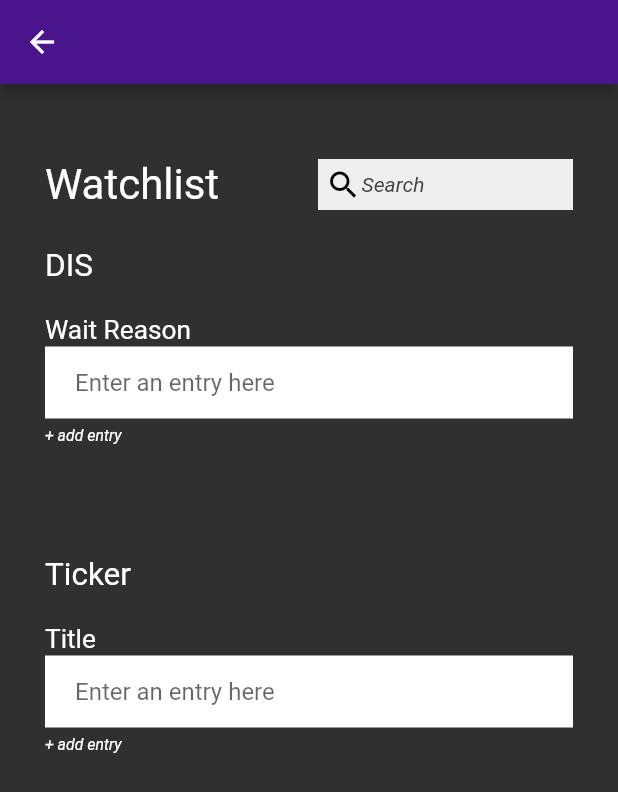
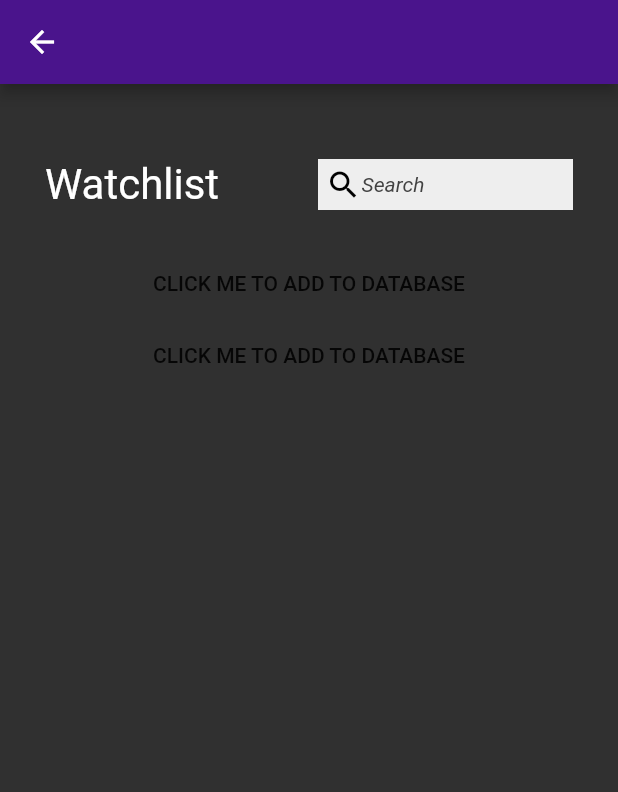
Before and after one commit to jxin31415/Stock_Marketplace, a Flutter app: the Watchlist screen opened directly, on a phone screen of 412 x 824 dp. Shown: the top 792 px of the screen. Run offline on Flutter 3.47's test engine with Material 2 defaults, Android fonts, the phone set to English and light mode, and no system bars; our stand-ins replace flutter_local_notifications, shared_preferences, sqflite; accounts and stored records are empty.

Commit message:
Sqlite experimentation on Watchlist, basic functionality implemented

```diff
--- a/lib/Home.dart
+++ b/lib/Home.dart
@@ -103,9 +103,9 @@ class HomeState extends State<Home> {
           child: ProgressCard(),
         ),
         SizedBox(height: 30),
-        FlatButton(
-          onPressed: () => goToTab(1, widget.controller),
-          child: Column(
+        ListTile(
+          onTap: () => goToTab(1, widget.controller),
+          title: Column(
             crossAxisAlignment: CrossAxisAlignment.start,
             children: <Widget>[
               Text("Open Positions",
--- a/lib/Watchlist.dart
+++ b/lib/Watchlist.dart
@@ -1,23 +1,121 @@
+import 'dart:async';
+
+import 'package:path/path.dart';
+import 'package:sqflite/sqflite.dart';
+import 'package:flutter/widgets.dart';
 import 'package:flutter/material.dart';
 
-class Watchlist extends StatelessWidget {
+class Watchlist extends StatefulWidget {
+
+  const Watchlist({Key key
+  }) : super(key: key);
+
+  @override
+  WatchlistState createState() {
+    return WatchlistState();
+  }
+}
+
+class WatchlistState extends State<Watchlist> {
+
+  var database;
+  var elements;
+
+  @override
+  void initState() {
+    super.initState();
+    _openDatabase().then((db) {
+      watchlistElements().then((lis){
+        setState(() {
+          elements = lis;
+          database = db;
+        });
+      });
+    });
+  }
+
+  Future<Database> _openDatabase() async {
+    // Open the database and store the reference.
+    return database = openDatabase(
+      // Set the path to the database. Note: Using the `join` function from the
+      // `path` package is best practice to ensure the path is correctly
+      // constructed for each platform.
+      join(await getDatabasesPath(), 'watchlist_db.db'),
+      onCreate: (db, version) {
+        // Run the CREATE TABLE statement on the database.
+        return db.execute(
+          "CREATE TABLE watchlist(id INTEGER PRIMARY KEY, ticker TEXT, title TEXT, entries TEXT)",
+        );
+      },
+      // Set the version. This executes the onCreate function and provides a
+      // path to perform database upgrades and downgrades.
+      version: 1,
+    );
+  }
+
+  Future<void> insertWatchlistElement(WatchlistElement element) async {
+    // Get a reference to the database.
+    final Database db = await database;
+
+    await db.insert(
+      'watchlist',
+      element.toMap(),
+      conflictAlgorithm: ConflictAlgorithm.replace,
+    );
+  }
+
+  Future<List<WatchlistElement>> watchlistElements() async {
+    // Get a reference to the database.
+    final Database db = await database;
+
+    final List<Map<String, dynamic>> maps = await db.query('watchlist');
+
+    return List.generate(maps.length, (i) {
+      String s = maps[i]['entries'];
+      return WatchlistElement(
+        id: maps[i]['id'],
+        ticker: maps[i]['ticker'],
+        title: maps[i]['title'],
+        entries: s.split(','),
+      );
+    });
+  }
+
+  Future<void> updateWatchlist(WatchlistElement element) async {
+    // Get a reference to the database.
+    final db = await database;
+
+    await db.update(
+      'watchlist',
+      element.toMap(),
+      where: "id = ?",
+      whereArgs: [element.id],
+    );
+  }
+
+  Future<void> deleteWatchlistElement(int id) async {
+    // Get a reference to the database.
+    final db = await database;
+
+    await db.delete(
+      'watchlist',
+      where: "id = ?",
+      whereArgs: [id],
+    );
+  }
 
   @override
   Widget build(BuildContext context) {
-    return new Scaffold(
-      appBar: AppBar(
-          backgroundColor: Colors.purple[900],
-          automaticallyImplyLeading: true,
-          leading: IconButton(icon:Icon(Icons.arrow_back),
-            onPressed:() => Navigator.pop(context, false),
-          )
-      ),
-      backgroundColor: Colors.grey[850],
-      body: ListView(
-        padding: EdgeInsets.all(30),
-        children: <Widget>[
-          Container(height: 20,),
-          Row(
+    if(database == null || elements == null){
+      return Center(child:SizedBox(
+        height: 50,
+        width: 50,
+        child: CircularProgressIndicator(),
+      ),);
+    } else {
+      List<Widget> lis = new List();
+      lis.add(Container(height: 20,),);
+      lis.add(Row(
         mainAxisAlignment: MainAxisAlignment.spaceBetween,
         children: <Widget>[
           Text("Watchlist",
@@ -40,21 +138,107 @@ class Watchlist extends StatelessWidget {
             )
           )
         ]
+      ),);
+      lis.add(Container(height: 25,),);
+      for(var i = 0; i < elements.length; i++){
+        lis.add(elements[i]);
+      }
+
+      //Testing
+      List<String> str = ['entry1', 'entry2', 'entry3'];
+      lis.add(FlatButton(
+        child: Text("CLICK ME TO ADD TO DATABASE"),
+        onPressed: () async {
+          await insertWatchlistElement(WatchlistElement(id: 1, ticker: "Ticker", title: "Title", entries: str));
+          setState((){
+            watchlistElements().then((lis){
+            setState(() {
+              elements = lis;
+            });
+          });
+          });
+        }
+      ));
+      lis.add(FlatButton(
+        child: Text("CLICK ME TO ADD TO DATABASE"),
+        onPressed: () async {
+          await deleteWatchlistElement(1);
+          setState((){
+            watchlistElements().then((lis){
+            setState(() {
+              elements = lis;
+            });
+          });
+          });
+        }
+      ));
+
+      return new Scaffold(
+        appBar: AppBar(
+            backgroundColor: Colors.purple[900],
+            automaticallyImplyLeading: true,
+            leading: IconButton(icon:Icon(Icons.arrow_back),
+              onPressed:() => Navigator.pop(context, false),
+            )
         ),
-          Container(height: 25),
-          Container(
-            child: Text("DIS",
+        backgroundColor: Colors.grey[850],
+        body: ListView(
+          padding: EdgeInsets.all(30),
+          children: lis,
+        )
+      );
+    }
+  }
+}
+
+class WatchlistElement extends StatelessWidget {
+  final int id;
+  final String ticker;
+  final String title;
+  final List<String> entries;
+
+  WatchlistElement({this.id, this.ticker, this.title, this.entries});
+
+  Map<String, dynamic> toMap() {
+    return {
+      'id': id,
+      'ticker': ticker,
+      'title': title,
+      'entries': entries.join(','),
+    };
+  }
+
+  @override
+  Widget build(BuildContext context){
+    List<Widget> lis = new List();
+    lis.add(Container(
+      child: Text(ticker,
         textScaleFactor: 1.5,
         style: TextStyle(color: Colors.white),
       )
-          ),
-          Container(height: 20),
+    ),);
+    lis.add(
+      Container(height: 15),
+    );
+    lis.add(
       Container(
-            child: Text("Wait Reason",
+        child: Text(title,
           textScaleFactor: 1.25,
           style: TextStyle(color: Colors.white),
         )
       ),
+    );
+    lis.add(SizedBox(height: 5),);
+    for(var i = 0; i < entries.length; i++){
+      lis.add(Text(
+        "   • " + entries[i],
+        textScaleFactor: 1,
+        style: TextStyle(color: Colors.white),
+      ));
+      lis.add(SizedBox(height: 5),);
+    }
+    lis.add(SizedBox(height: 5),);
+    lis.add(
       Container(
         padding: EdgeInsets.only(left: 20),
         color: Colors.white,
@@ -65,50 +249,18 @@ class Watchlist extends StatelessWidget {
           ),
         ),
       ),
+    );
+    lis.add(
       SizedBox(height: 5),
-          Text("+ add entry",
+    );
+    lis.add(Text("+ add entry",
       textScaleFactor: 0.75,
       style: TextStyle(color: Colors.white, fontStyle: FontStyle.italic),
-          ),
-          Container(height: 75),
-
-          Container(
-            child: Text("Ticker",
-              textScaleFactor: 1.5,
-              style: TextStyle(color: Colors.white),
-            )
-          ),
-          Container(height: 20),
-          Container(
-            child: Text("Title",
-              textScaleFactor: 1.25,
-              style: TextStyle(color: Colors.white),
-            )
-          ),
-          Container(
-            padding: EdgeInsets.only(left: 20),
-            color: Colors.white,
-            child: TextField(
-              decoration: InputDecoration(
-                border: InputBorder.none,
-                hintText: 'Enter an entry here'
-              ),
-            ),
-          ),
-          SizedBox(height: 5),
-          Text("+ add entry",
-            textScaleFactor: 0.75,
-            style: TextStyle(color: Colors.white, fontStyle: FontStyle.italic),
-          ),
-        ]
-      )
+    ),);
+    lis.add(Container(height: 75),);
+    return Column(
+      crossAxisAlignment: CrossAxisAlignment.start,
+      children: lis,
     );
   }
-
-  void on_pressed () {
 }
-
-  void on_changed(dynamic){
-
-  }
-}
```
Also changed, not shown: lib/util/PositionTile.dart (added). Lines whose indentation alone changed are shown as unchanged.
